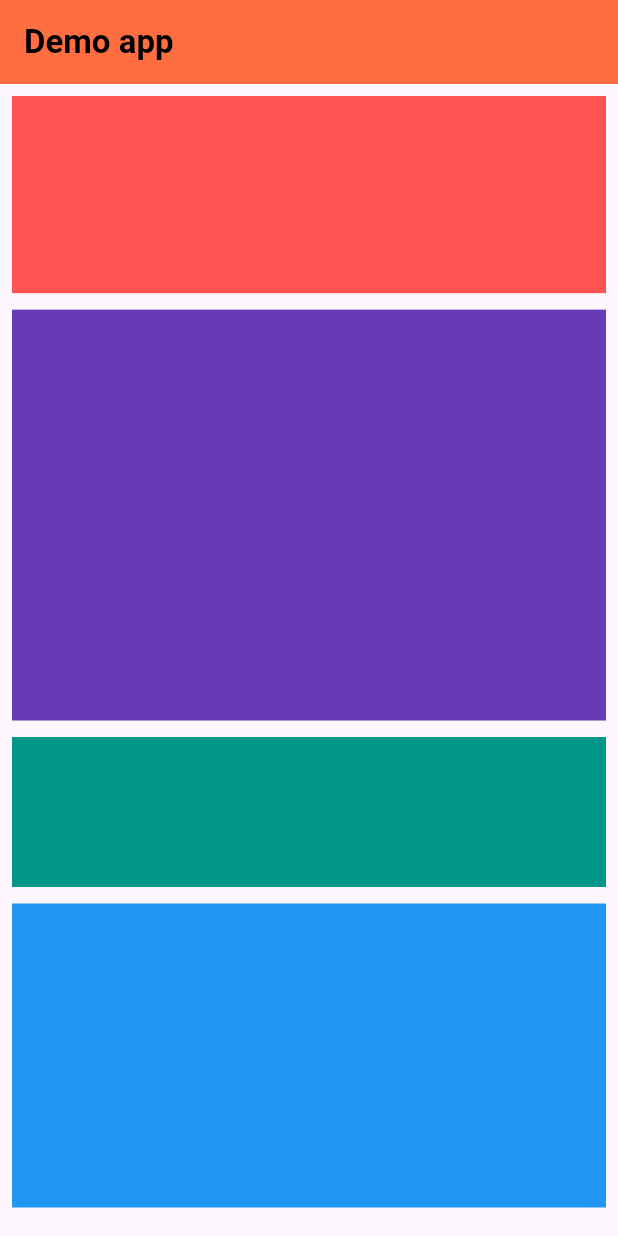
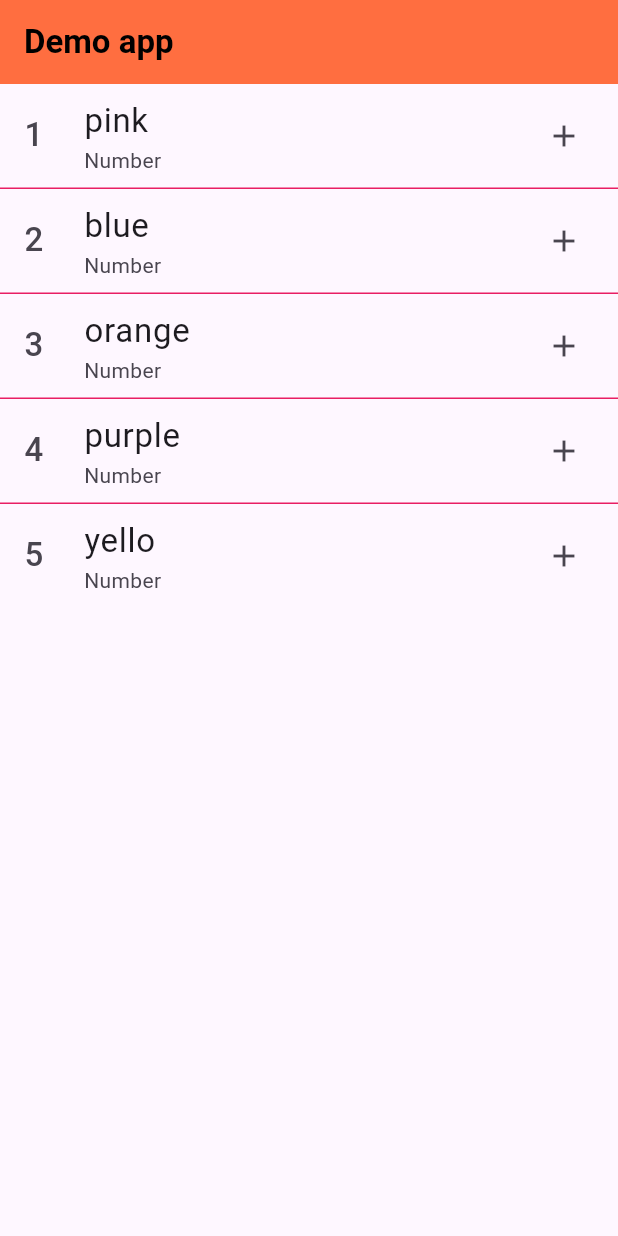
Before and after one commit to akashm936/practiceapp1, a Flutter app: the screen it shows after launch, on a phone screen of 412 x 824 dp. Run offline on Flutter 3.47's test engine with Material 3 defaults, Android fonts, the phone set to English and light mode, and no system bars.

Commit message:
New Widget ListTile are applied on the app

```diff
--- a/lib/main.dart
+++ b/lib/main.dart
@@ -25,53 +25,71 @@ class MyApp extends StatelessWidget {
           ),
           backgroundColor: Colors.deepOrangeAccent,
         ),
-        body: Padding(
-          padding: const EdgeInsets.all(8.0),
-          child: Column(
-            children: [
-              Expanded(
-                flex: 2,
-                child: Container(
-                  margin: EdgeInsets.only(bottom: 11),
-                  color: Colors.redAccent,
-                  height: 100,
-                ),
-              ),
-              Expanded(
-                flex: 4,
-                child: Container(
-                  margin: EdgeInsets.only(bottom: 11),
-                  color: Colors.deepPurple,
-                  height: 100,
-                ),
-              ),
-              Container(
-                margin: EdgeInsets.only(bottom: 11),
-                color: Colors.teal,
-                height: 100,
-              ),
-              Expanded(
-                flex: 3,
-                child: Container(
-                  margin: EdgeInsets.only(bottom: 11),
-                  color: Colors.blue,
-                  height: 100,
-                ),
-              )
-            ],
-          ),
-        )
+        body: ListView.separated(
+          itemBuilder: (context, index) {
+            return ListTile(
+              leading: Text('${index+1}',style: TextStyle(fontSize: 22)),
+              title: Text(arrColors[index], style: TextStyle(fontSize: 22)),
+              subtitle: Text('Number'),
+              trailing: Icon(Icons.add),
+            );
+          },
+          separatorBuilder: (context, index) {
+            return Divider(height: 1, color: Colors.pink, thickness: 1,);
+          },
+          itemCount: arrColors.length,
+        ),
       ),
     );
   }
 }
 
-
-
-
+// Expanded and padding / margin
+// Padding(
+//           padding: const EdgeInsets.all(8.0),
+//           child: Column(
+//             children: [
+//               Expanded(
+//                 flex: 2,
+//                 child: Container(
+//                   width: double.infinity,
+//                   margin: EdgeInsets.only(bottom: 11),
+//                   color: Colors.redAccent,
+//                   height: 100,
+//
+//                   child: Padding(
+//                     padding: const EdgeInsets.all(8.0),
+//                     child: Text("This is Padding Container",style: TextStyle(fontSize: 22, fontWeight: FontWeight.bold),),
+//                   ),
+//                 ),
+//               ),
+//               Expanded(
+//                 flex: 4,
+//                 child: Container(
+//                   margin: EdgeInsets.only(bottom: 11),
+//                   color: Colors.deepPurple,
+//                   height: 100,
+//                 ),
+//               ),
+//               Container(
+//                 margin: EdgeInsets.only(bottom: 11),
+//                 color: Colors.teal,
+//                 height: 100,
+//               ),
+//               Expanded(
+//                 flex: 3,
+//                 child: Container(
+//                   margin: EdgeInsets.only(bottom: 11),
+//                   color: Colors.blue,
+//                   height: 100,
+//                 ),
+//               )
+//             ],
+//           ),
+//         )
+//       ),
 
 // ListView , ListView Builder, List View Seperated
-
 
 // adding(
 //           padding: const EdgeInsets.all(8.0),
```
